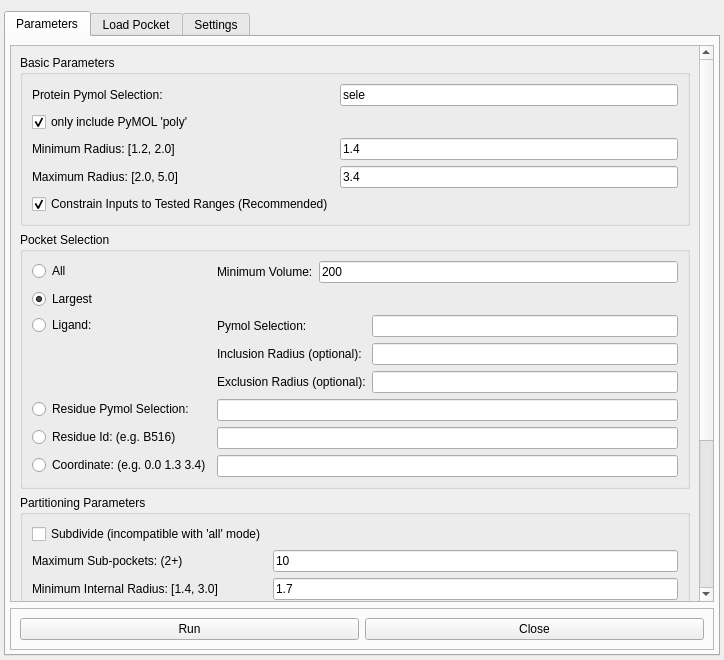
Old version of the form pyvol/pyvol_gui/pyvol_gui.ui in the repository schlessinger-lab/pyvol.
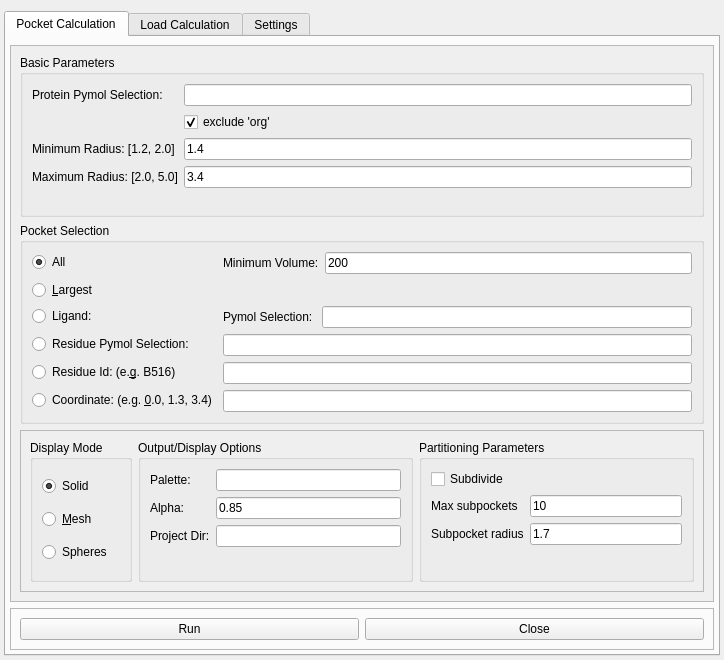
New version of the form.

What changed in the file:
```diff
--- a/pyvol/pyvol_gui/pyvol_gui.ui
+++ b/pyvol/pyvol_gui/pyvol_gui.ui
@@ -25,12 +25,15 @@
    </property>
    <item>
     <widget class="QTabWidget" name="tabWidget">
+     <property name="enabled">
+      <bool>true</bool>
+     </property>
      <property name="currentIndex">
       <number>0</number>
      </property>
      <widget class="QWidget" name="run_tab">
       <attribute name="title">
-       <string>Parameters</string>
+       <string>Pocket Calculation</string>
       </attribute>
       <layout class="QVBoxLayout" name="verticalLayout_2">
        <property name="spacing">
@@ -57,9 +60,9 @@
           <property name="geometry">
            <rect>
             <x>0</x>
-            <y>0</y>
+            <y>-36</y>
             <width>688</width>
-            <height>811</height>
+            <height>587</height>
            </rect>
           </property>
           <layout class="QVBoxLayout" name="verticalLayout_5">
@@ -87,17 +90,7 @@
                 <item row="0" column="1">
                  <widget class="QLineEdit" name="prot_sele_ledit">
                   <property name="text">
-                   <string>sele</string>
-                  </property>
-                 </widget>
-                </item>
-                <item row="1" column="0">
-                 <widget class="QCheckBox" name="excl_org_cbox">
-                  <property name="text">
-                   <string>only include PyMOL 'poly'</string>
-                  </property>
-                  <property name="checked">
-                   <bool>true</bool>
+                   <string/>
                   </property>
                  </widget>
                 </item>
@@ -129,10 +122,10 @@
                   </property>
                  </widget>
                 </item>
-                <item row="4" column="0">
-                 <widget class="QCheckBox" name="constrain_cbox">
+                <item row="1" column="1">
+                 <widget class="QCheckBox" name="excl_org_cbox">
                   <property name="text">
-                   <string>Constrain Inputs to Tested Ranges (Recommended)</string>
+                   <string>exclude 'org'</string>
                   </property>
                   <property name="checked">
                    <bool>true</bool>
@@ -155,33 +148,36 @@
                 <property name="text">
                  <string>All</string>
                 </property>
+                <property name="checked">
+                 <bool>true</bool>
+                </property>
                </widget>
               </item>
               <item row="0" column="1">
-               <layout class="QFormLayout" name="formLayout_3">
-                <item row="0" column="1">
-                 <widget class="QLineEdit" name="min_volume_ledit">
-                  <property name="text">
-                   <string>200</string>
-                  </property>
-                 </widget>
-                </item>
-                <item row="0" column="0">
+               <layout class="QHBoxLayout" name="horizontalLayout_5">
+                <item>
                  <widget class="QLabel" name="min_volume_label">
                   <property name="text">
                    <string>Minimum Volume:</string>
                   </property>
                  </widget>
                 </item>
+                <item>
+                 <widget class="QLineEdit" name="min_volume_ledit">
+                  <property name="text">
+                   <string>200</string>
+                  </property>
+                 </widget>
+                </item>
                </layout>
               </item>
               <item row="1" column="0">
                <widget class="QRadioButton" name="largest_rbutton">
                 <property name="text">
-                 <string>Largest</string>
+                 <string>&amp;Largest</string>
                 </property>
                 <property name="checked">
-                 <bool>true</bool>
+                 <bool>false</bool>
                 </property>
                </widget>
               </item>
@@ -193,37 +189,17 @@
                </widget>
               </item>
               <item row="2" column="1">
-               <layout class="QFormLayout" name="formLayout_4">
-                <item row="0" column="0">
+               <layout class="QHBoxLayout" name="horizontalLayout_6">
+                <item>
                  <widget class="QLabel" name="lig_sele_label">
                   <property name="text">
                    <string>Pymol Selection: </string>
                   </property>
                  </widget>
                 </item>
-                <item row="0" column="1">
+                <item>
                  <widget class="QLineEdit" name="lig_sele_ledit"/>
                 </item>
-                <item row="1" column="0">
-                 <widget class="QLabel" name="lig_incl_rad_label">
-                  <property name="text">
-                   <string>Inclusion Radius (optional): </string>
-                  </property>
-                 </widget>
-                </item>
-                <item row="2" column="0">
-                 <widget class="QLabel" name="lig_excl_rad_label">
-                  <property name="text">
-                   <string>Exclusion Radius (optional):</string>
-                  </property>
-                 </widget>
-                </item>
-                <item row="1" column="1">
-                 <widget class="QLineEdit" name="lig_incl_rad_ledit"/>
-                </item>
-                <item row="2" column="1">
-                 <widget class="QLineEdit" name="lig_excl_rad_ledit"/>
-                </item>
                </layout>
               </item>
               <item row="5" column="0">
@@ -236,14 +212,14 @@
               <item row="6" column="0">
                <widget class="QRadioButton" name="resid_rbutton">
                 <property name="text">
-                 <string>Residue Id: (e.g. B516)</string>
+                 <string>Residue Id: (e.&amp;g. B516)</string>
                 </property>
                </widget>
               </item>
               <item row="7" column="0">
                <widget class="QRadioButton" name="coordinate_rbutton">
                 <property name="text">
-                 <string>Coordinate: (e.g. 0.0 1.3 3.4)</string>
+                 <string>Coordinate: (e.g. &amp;0.0, 1.3, 3.4)</string>
                 </property>
                </widget>
               </item>
@@ -259,64 +235,6 @@
              </layout>
             </widget>
            </item>
-           <item>
-            <widget class="QGroupBox" name="groupBox_7">
-             <property name="title">
-              <string>Partitioning Parameters</string>
-             </property>
-             <layout class="QFormLayout" name="formLayout_8">
-              <item row="0" column="0">
-               <widget class="QCheckBox" name="subdivide_cbox">
-                <property name="text">
-                 <string>Subdivide (incompatible with 'all' mode)</string>
-                </property>
-               </widget>
-              </item>
-              <item row="1" column="0">
-               <widget class="QLabel" name="max_clusters_label">
-                <property name="text">
-                 <string>Maximum Sub-pockets: (2+)</string>
-                </property>
-               </widget>
-              </item>
-              <item row="1" column="1">
-               <widget class="QLineEdit" name="max_clusters_ledit">
-                <property name="text">
-                 <string>10</string>
-                </property>
-               </widget>
-              </item>
-              <item row="2" column="0">
-               <widget class="QLabel" name="min_internal_rad_label">
-                <property name="text">
-                 <string>Minimum Internal Radius: [1.4, 3.0]</string>
-                </property>
-               </widget>
-              </item>
-              <item row="2" column="1">
-               <widget class="QLineEdit" name="min_internal_rad_ledit">
-                <property name="text">
-                 <string>1.7</string>
-                </property>
-               </widget>
-              </item>
-              <item row="3" column="0">
-               <widget class="QLabel" name="min_surf_rad_label">
-                <property name="text">
-                 <string>Minimum Surface Radius: [1.0, 2.0]</string>
-                </property>
-               </widget>
-              </item>
-              <item row="3" column="1">
-               <widget class="QLineEdit" name="min_surf_rad_ledit">
-                <property name="text">
-                 <string>1.0</string>
-                </property>
-               </widget>
-              </item>
-             </layout>
-            </widget>
-           </item>
            <item>
             <widget class="QFrame" name="display_frame">
              <property name="frameShape">
@@ -345,7 +263,7 @@
                  <item>
                   <widget class="QRadioButton" name="mesh_rbutton">
                    <property name="text">
-                    <string>Mesh</string>
+                    <string>&amp;Mesh</string>
                    </property>
                   </widget>
                  </item>
@@ -362,22 +280,18 @@
               <item>
                <widget class="QGroupBox" name="display_options_box">
                 <property name="title">
-                 <string>Display Options</string>
+                 <string>Output/Display Options</string>
                 </property>
                 <layout class="QFormLayout" name="formLayout_6">
                  <item row="0" column="0">
-                  <widget class="QLabel" name="color_label">
+                  <widget class="QLabel" name="palette_label">
                    <property name="text">
-                    <string>Color:</string>
+                    <string>Palette:</string>
                    </property>
                   </widget>
                  </item>
                  <item row="0" column="1">
-                  <widget class="QLineEdit" name="color_ledit">
-                   <property name="text">
-                    <string>marine</string>
-                   </property>
-                  </widget>
+                  <widget class="QLineEdit" name="palette_ledit"/>
                  </item>
                  <item row="1" column="0">
                   <widget class="QLabel" name="alpha_label">
@@ -389,60 +303,61 @@
                  <item row="1" column="1">
                   <widget class="QLineEdit" name="alpha_ledit">
                    <property name="text">
-                    <string>0.7</string>
+                    <string>0.85</string>
                    </property>
                   </widget>
                  </item>
                  <item row="3" column="0">
-                  <widget class="QLabel" name="palette_label">
-                   <property name="text">
-                    <string>Palette:</string>
-                   </property>
-                  </widget>
-                 </item>
-                 <item row="2" column="1">
-                  <widget class="QLabel" name="transparency_label">
-                   <property name="text">
-                    <string>(1 - Transparency)</string>
-                   </property>
-                  </widget>
-                 </item>
-                 <item row="3" column="1">
-                  <widget class="QLineEdit" name="palette_ledit"/>
-                 </item>
-                </layout>
-               </widget>
-              </item>
-              <item>
-               <widget class="QGroupBox" name="output_options_box">
-                <property name="title">
-                 <string>Output Options</string>
-                </property>
-                <layout class="QFormLayout" name="formLayout_7">
-                 <item row="0" column="0">
-                  <widget class="QLabel" name="prefix_label">
-                   <property name="text">
-                    <string>Display Prefix:</string>
-                   </property>
-                  </widget>
-                 </item>
-                 <item row="0" column="1">
-                  <widget class="QLineEdit" name="prefix_ledit"/>
-                 </item>
-                 <item row="1" column="0">
                   <widget class="QLabel" name="output_dir_label">
                    <property name="text">
-                    <string>Output Dir:</string>
+                    <string>Project Dir:</string>
+                   </property>
+                  </widget>
+                 </item>
+                 <item row="3" column="1">
+                  <widget class="QLineEdit" name="project_dir_ledit"/>
+                 </item>
+                </layout>
+               </widget>
+              </item>
+              <item>
+               <widget class="QGroupBox" name="groupBox_7">
+                <property name="title">
+                 <string>Partitioning Parameters</string>
+                </property>
+                <layout class="QFormLayout" name="formLayout_8">
+                 <item row="0" column="0">
+                  <widget class="QCheckBox" name="subdivide_cbox">
+                   <property name="text">
+                    <string>Subdivide</string>
+                   </property>
+                  </widget>
+                 </item>
+                 <item row="1" column="0">
+                  <widget class="QLabel" name="max_clusters_label">
+                   <property name="text">
+                    <string>Max subpockets</string>
                    </property>
                   </widget>
                  </item>
                  <item row="1" column="1">
-                  <widget class="QLineEdit" name="output_dir_ledit"/>
+                  <widget class="QLineEdit" name="max_clusters_ledit">
+                   <property name="text">
+                    <string>10</string>
+                   </property>
+                  </widget>
+                 </item>
+                 <item row="2" column="0">
+                  <widget class="QLabel" name="min_internal_rad_label">
+                   <property name="text">
+                    <string>Subpocket radius</string>
+                   </property>
+                  </widget>
                  </item>
                  <item row="2" column="1">
-                  <widget class="QLabel" name="label_2">
+                  <widget class="QLineEdit" name="min_internal_rad_ledit">
                    <property name="text">
-                    <string>(Do not use &quot;~&quot;)</string>
+                    <string>1.7</string>
                    </property>
                   </widget>
                  </item>
@@ -486,7 +401,7 @@
      </widget>
      <widget class="QWidget" name="load_tab">
       <attribute name="title">
-       <string>Load Pocket</string>
+       <string>Load Calculation</string>
       </attribute>
       <layout class="QVBoxLayout" name="verticalLayout_3">
        <item>
@@ -501,14 +416,14 @@
           <item row="0" column="0">
            <widget class="QLabel" name="pocket_file_label">
             <property name="text">
-             <string>Pocket File (obj or csv):</string>
+             <string>Pocket Directory:</string>
             </property>
            </widget>
           </item>
           <item row="0" column="1">
            <layout class="QHBoxLayout" name="horizontalLayout_7">
             <item>
-             <widget class="QLineEdit" name="pocket_file_ledit"/>
+             <widget class="QLineEdit" name="pocket_dir_ledit"/>
             </item>
             <item>
              <widget class="QPushButton" name="browse_button">
@@ -519,34 +434,36 @@
             </item>
            </layout>
           </item>
-          <item row="1" column="0">
+          <item row="2" column="0">
            <widget class="QLabel" name="load_prefix_label">
             <property name="text">
              <string>Display Prefix: </string>
             </property>
            </widget>
           </item>
-          <item row="1" column="1">
+          <item row="2" column="1">
            <widget class="QLineEdit" name="load_prefix_ledit"/>
           </item>
-         </layout>
-        </widget>
-       </item>
-       <item>
-        <widget class="QFrame" name="display_frame_2">
-         <property name="frameShape">
-          <enum>QFrame::StyledPanel</enum>
-         </property>
-         <property name="frameShadow">
-          <enum>QFrame::Raised</enum>
-         </property>
-         <layout class="QHBoxLayout" name="horizontalLayout_6">
-          <item>
-           <widget class="QGroupBox" name="display_mode_box_3">
+          <item row="1" column="1">
+           <widget class="QLabel" name="load_pocket_note">
+            <property name="text">
+             <string>Note: selecting a file will process the encompassing directory</string>
+            </property>
+           </widget>
+          </item>
+          <item row="3" column="1">
+           <widget class="QLabel" name="load_pocket_prefix_note">
+            <property name="text">
+             <string>Note: the original run prefix is used by default</string>
+            </property>
+           </widget>
+          </item>
+          <item row="4" column="0">
+           <widget class="QGroupBox" name="load_display_groupbox">
             <property name="title">
              <string>Display Mode</string>
             </property>
-            <layout class="QVBoxLayout" name="verticalLayout_11">
+            <layout class="QVBoxLayout" name="verticalLayout_10">
              <item>
               <widget class="QRadioButton" name="load_solid_rbutton">
                <property name="text">
@@ -560,7 +477,7 @@
              <item>
               <widget class="QRadioButton" name="load_mesh_rbutton">
                <property name="text">
-                <string>Mesh</string>
+                <string>&amp;Mesh</string>
                </property>
               </widget>
              </item>
@@ -574,70 +491,42 @@
             </layout>
            </widget>
           </item>
-          <item>
-           <widget class="QGroupBox" name="display_options_box_3">
+          <item row="4" column="1">
+           <widget class="QGroupBox" name="load_options_groupbox">
             <property name="title">
              <string>Display Options</string>
             </property>
-            <layout class="QFormLayout" name="formLayout_11">
+            <layout class="QFormLayout" name="formLayout_7">
              <item row="0" column="0">
-              <widget class="QLabel" name="load_color_label">
+              <widget class="QLabel" name="load_palette_label">
                <property name="text">
-                <string>Color:</string>
-               </property>
-              </widget>
-             </item>
-             <item row="0" column="1">
-              <widget class="QLineEdit" name="load_color_ledit">
-               <property name="text">
-                <string>marine</string>
+                <string>Palette:</string>
                </property>
               </widget>
              </item>
              <item row="1" column="0">
               <widget class="QLabel" name="load_alpha_label">
                <property name="text">
-                <string>Alpha: </string>
+                <string>Alpha:</string>
                </property>
               </widget>
              </item>
+             <item row="0" column="1">
+              <widget class="QLineEdit" name="load_palette_ledit"/>
+             </item>
              <item row="1" column="1">
-              <widget class="QLineEdit" name="load_alpha_ledit">
-               <property name="text">
-                <string>0.7</string>
-               </property>
-              </widget>
-             </item>
-             <item row="2" column="1">
-              <widget class="QLabel" name="label_3">
-               <property name="text">
-                <string>(1 - Transparency)</string>
-               </property>
-              </widget>
+              <widget class="QLineEdit" name="load_alpha_ledit"/>
              </item>
             </layout>
            </widget>
           </item>
-          <item>
-           <spacer name="horizontalSpacer">
-            <property name="orientation">
-             <enum>Qt::Horizontal</enum>
-            </property>
-            <property name="sizeHint" stdset="0">
-             <size>
-              <width>40</width>
-              <height>20</height>
-             </size>
-            </property>
-           </spacer>
-          </item>
          </layout>
         </widget>
        </item>
        <item>
         <widget class="QPushButton" name="load_button">
          <property name="text">
-          <string>Load Pocket from File</string>
+          <string>Load Calculation from Directory</string>
          </property>
         </widget>
        </item>
@@ -670,7 +559,7 @@
           <item>
            <widget class="QLabel" name="msms_status_label">
             <property name="text">
-             <string>MSMS path: (not found)</string>
+             <string>System MSMS path: (not found)</string>
             </property>
            </widget>
           </item>
@@ -683,7 +572,7 @@
              <item row="0" column="0">
               <widget class="QRadioButton" name="msms_default_rbutton">
                <property name="text">
-                <string>PyVOL-bundled</string>
+                <string>Py&amp;VOL-bundled</string>
                </property>
                <property name="checked">
                 <bool>false</bool>
@@ -693,7 +582,7 @@
              <item row="1" column="0">
               <widget class="QRadioButton" name="msms_pymol_rbutton">
                <property name="text">
-                <string>PyMOL-bundled</string>
+                <string>Py&amp;MOL-bundled</string>
                </property>
                <property name="checked">
                 <bool>true</bool>
```
